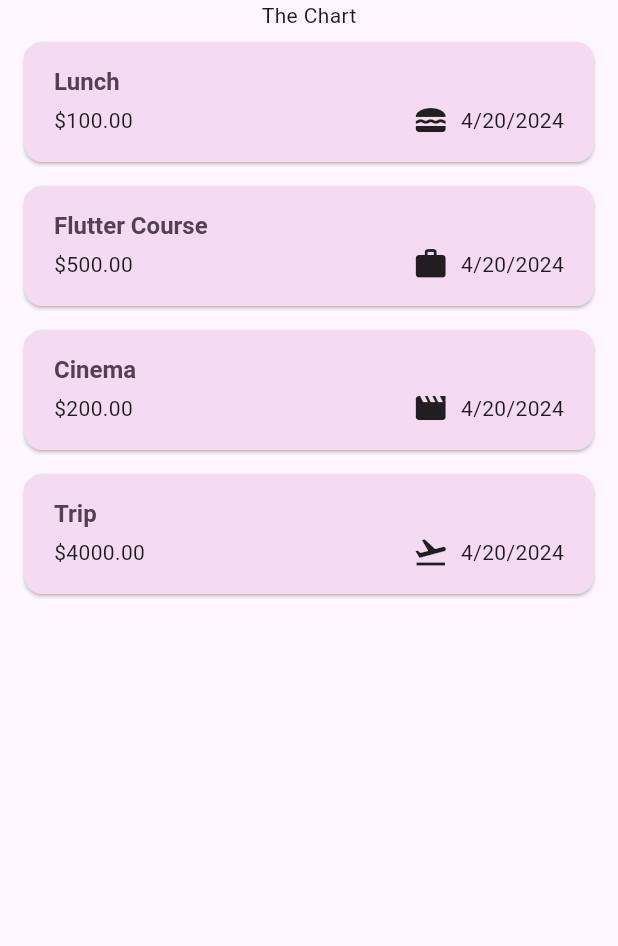
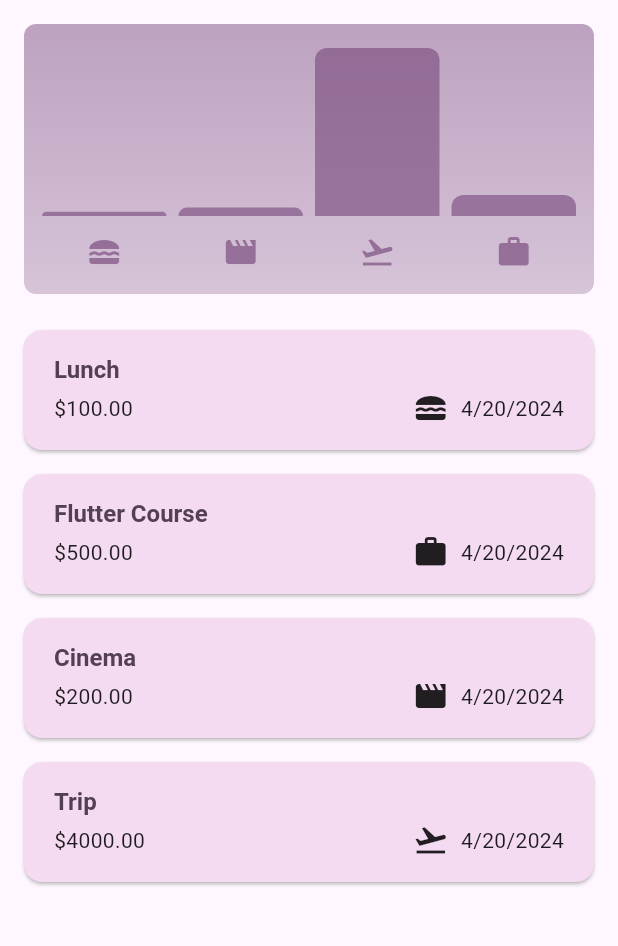
Before and after one commit to PratikPaulkar/expense_tracker, a Flutter app: the screen it shows after launch, on a phone screen of 412 x 824 dp, the part 84-1030 px from its top. Run offline on Flutter 3.47's test engine with Material 3 defaults, Android fonts, the phone set to English and light mode, and no system bars.

Commit message:
Added the chart to the display the expenses

```diff
--- /dev/null
+++ b/lib/Widgets/chart/chart.dart
@@ -0,0 +1,95 @@
+import 'package:flutter/material.dart';
+
+import 'package:expense_tracker/widgets/chart/chart_bar.dart';
+import 'package:expense_tracker/model/expense.dart';
+
+class Chart extends StatelessWidget {
+  const Chart({super.key, required this.expenses});
+
+  final List<Expense> expenses;
+
+  List<ExpenseBucket> get buckets {
+    return [
+      ExpenseBucket.forCategory(expenses, Category.food),
+      ExpenseBucket.forCategory(expenses, Category.leisure),
+      ExpenseBucket.forCategory(expenses, Category.travel),
+      ExpenseBucket.forCategory(expenses, Category.work),
+    ];
+  }
+
+  double get maxTotalExpense {
+    double maxTotalExpense = 0;
+
+    for (final bucket in buckets) {
+      if (bucket.totalExpenses > maxTotalExpense) {
+        maxTotalExpense = bucket.totalExpenses;
+      }
+    }
+
+    return maxTotalExpense;
+  }
+
+  @override
+  Widget build(BuildContext context) {
+    final isDarkMode =
+        MediaQuery.of(context).platformBrightness == Brightness.dark;
+    return Container(
+      margin: const EdgeInsets.all(16),
+      padding: const EdgeInsets.symmetric(
+        vertical: 16,
+        horizontal: 8,
+      ),
+      width: double.infinity,
+      height: 180,
+      decoration: BoxDecoration(
+        borderRadius: BorderRadius.circular(8),
+        gradient: LinearGradient(
+          colors: [
+            Theme.of(context).colorScheme.primary.withOpacity(0.3),
+            Theme.of(context).colorScheme.primary.withOpacity(0.5)
+          ],
+          begin: Alignment.bottomCenter,
+          end: Alignment.topCenter,
+        ),
+      ),
+      child: Column(
+        children: [
+          Expanded(
+            child: Row(
+              crossAxisAlignment: CrossAxisAlignment.end,
+              children: [
+                for (final bucket in buckets) // alternative to map()
+                  ChartBar(
+                    fill: bucket.totalExpenses == 0
+                        ? 0
+                        : bucket.totalExpenses / maxTotalExpense,
+                  )
+              ],
+            ),
+          ),
+          const SizedBox(height: 12),
+          Row(
+            children: buckets
+                .map(
+                  (bucket) => Expanded(
+                    child: Padding(
+                      padding: const EdgeInsets.symmetric(horizontal: 4),
+                      child: Icon(
+                        categoryIcons[bucket.category],
+                        color: isDarkMode
+                            ? Theme.of(context).colorScheme.secondary
+                            : Theme.of(context)
+                                .colorScheme
+                                .primary
+                                .withOpacity(0.7),
+                      ),
+                    ),
+                  ),
+                )
+                .toList(),
+          )
+        ],
+      ),
+    );
+  }
+}
--- /dev/null
+++ b/lib/Widgets/chart/chart_bar.dart
@@ -0,0 +1,34 @@
+import 'package:flutter/material.dart';
+
+class ChartBar extends StatelessWidget {
+  const ChartBar({
+    super.key,
+    required this.fill,
+  });
+
+  final double fill;
+
+  @override
+  Widget build(BuildContext context) {
+    final isDarkMode =
+        MediaQuery.of(context).platformBrightness == Brightness.dark;
+    return Expanded(
+      child: Padding(
+        padding: const EdgeInsets.symmetric(horizontal: 4),
+        child: FractionallySizedBox(
+          heightFactor: fill,
+          child: DecoratedBox(
+            decoration: BoxDecoration(
+              shape: BoxShape.rectangle,
+              borderRadius:
+                  const BorderRadius.vertical(top: Radius.circular(8)),
+              color: isDarkMode
+                  ? Theme.of(context).colorScheme.primary
+                  : Theme.of(context).colorScheme.primary.withOpacity(0.65),
+            ),
+          ),
+        ),
+      ),
+    );
+  }
+}
--- a/lib/Widgets/expenses.dart
+++ b/lib/Widgets/expenses.dart
@@ -1,3 +1,4 @@
+import 'package:expense_tracker/Widgets/chart/chart.dart';
 import 'package:expense_tracker/Widgets/expenses_list/expenses_list.dart';
 import 'package:expense_tracker/Widgets/new_expense.dart';
 import 'package:expense_tracker/model/expense.dart';
@@ -98,7 +99,10 @@ class _ExpensesState extends State<Expenses> {
         ],
       ),
       body: Column(
-        children: [const Text("The Chart"), Expanded(child: mainContent)],
+        children: [
+          Chart(expenses: _registeredExpenses),
+          Expanded(child: mainContent),
+        ],
       ),
     );
   }
--- a/lib/model/expense.dart
+++ b/lib/model/expense.dart
@@ -32,3 +32,26 @@ class Expense {
     return formatter.format(date);
   }
 }
+
+class ExpenseBucket {
+  const ExpenseBucket({
+    required this.category,
+    required this.expenses,
+  });
+  ExpenseBucket.forCategory(List<Expense> allExpenses, this.category)
+      : expenses = allExpenses
+            .where((expense) => expense.category == category)
+            .toList();
+
+  final Category category;
+  final List<Expense> expenses;
+
+  double get totalExpenses {
+    double sum = 0;
+    for (final expense in expenses) {
+      sum += expense.amount;
+    }
+
+    return sum;
+  }
+}
```
